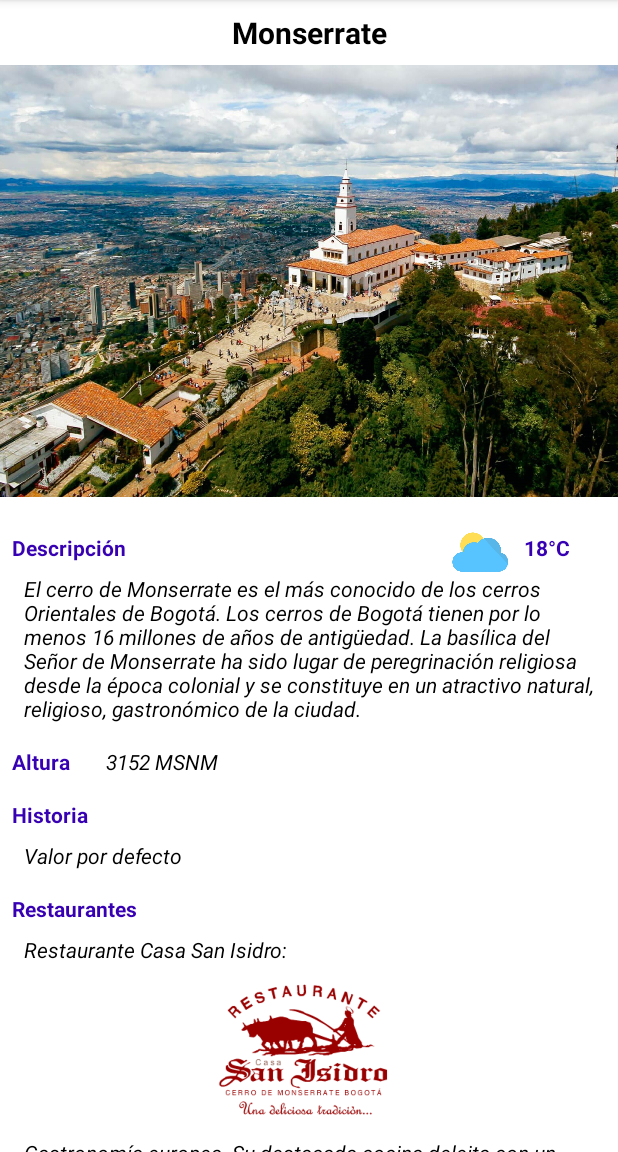
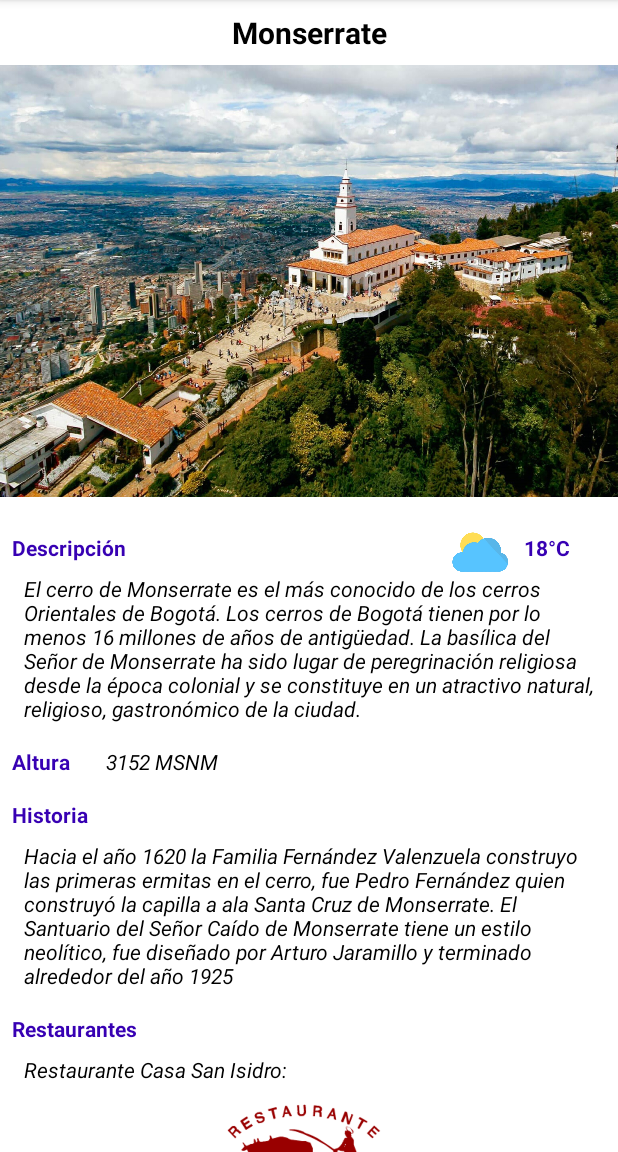
Before and after one commit to Traveloid-MINTIC/Traveloid, an Android app: the screen it shows after launch (MainActivity), on a phone screen of 412 x 824 dp, the part 84-1236 px from its top. Run offline under Robolectric (Android 15) with nearby library versions, the phone set to English and light mode, and no system bars.

Commit message:
Historia y localizacion

```diff
--- a/app/src/main/res/layout/activity_main.xml
+++ b/app/src/main/res/layout/activity_main.xml
@@ -211,6 +211,28 @@
             app:layout_constraintStart_toStartOf="parent"
             app:layout_constraintTop_toBottomOf="@+id/imageView3" />
 
+        <TextView
+            android:id="@+id/textView15"
+            style="@style/Text_Subtitle"
+            android:layout_width="wrap_content"
+            android:layout_height="wrap_content"
+            android:layout_marginStart="8dp"
+            android:layout_marginTop="16dp"
+            android:text="@string/title_location"
+            app:layout_constraintStart_toStartOf="parent"
+            app:layout_constraintTop_toBottomOf="@+id/textView14" />
+
+        <ImageView
+            android:id="@+id/imageView4"
+            android:layout_width="wrap_content"
+            android:layout_height="420dp"
+            android:layout_marginTop="8dp"
+            android:scaleType="fitXY"
+            app:layout_constraintEnd_toEndOf="parent"
+            app:layout_constraintStart_toStartOf="parent"
+            app:layout_constraintTop_toBottomOf="@+id/textView15"
+            app:srcCompat="@drawable/map" />
+
 
     </androidx.constraintlayout.widget.ConstraintLayout>
 </ScrollView>
--- a/app/src/main/res/values/strings.xml
+++ b/app/src/main/res/values/strings.xml
@@ -7,10 +7,11 @@
     <string name="value_elevation">3152 MSNM </string>
     <string name="title_elevation">Altura</string>
     <string name="title_history">Historia</string>
-    <string name="value_history"> Valor por defecto</string>
+    <string name="value_history"> Hacia el año 1620 la Familia Fernández Valenzuela construyo las primeras ermitas en el cerro, fue Pedro Fernández quien construyó la capilla a ala Santa Cruz de Monserrate. El Santuario del Señor Caído de Monserrate tiene un estilo neolítico, fue diseñado  por Arturo Jaramillo y terminado alrededor del año 1925</string>
     <string name="title_restaurants">Restaurantes</string>
     <string name="value_restaurant_1">Restaurante Casa San Isidro:</string>
     <string name="value_description_restaurant_1">Gastronomía europea. Su destacada cocina deleita con un variado menú europeo cuidadosamente diseñado, que se reinventa constantemente con nuevas tendencias que ofrecen las temporadas gastronómicas a lo largo del año.</string>
     <string name="value_restaurant_2">Restaurante Casa Santa Clara:</string>
     <string name="value_description_restaurant_2">Gastronomía típica colombiana . El escenario ideal para encantarse con los más emblemáticos sabores de la cocina colombiana, es esta hermosa casa construida en 1924 en el pueblo de Usaquén y trasladada en 1979 a su actual ubicación en la falda del Cerro a 3.200 metros de altura.</string>
+    <string name="title_location">Localización:</string>
 </resources>
```
Also changed, not shown: app/src/main/res/drawable-v24/ic_launcher_foreground.xml (deleted, +0 -30 lines), app/src/main/res/drawable/map.png (added), 1 other file.
